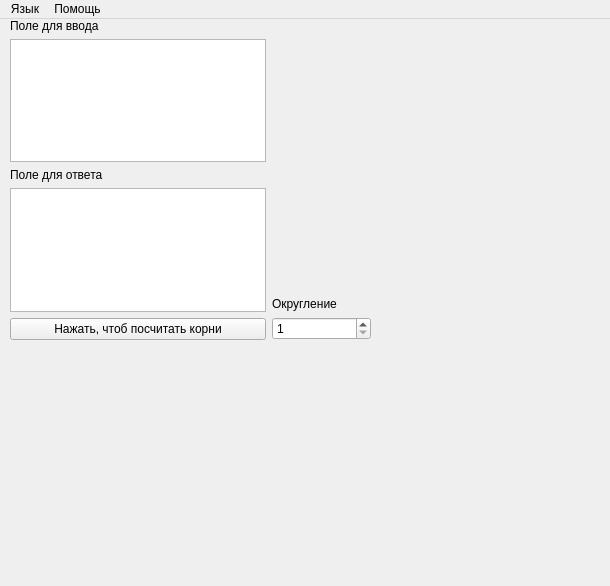
The window that UiCode/formBaseUi.ui (MnT-for-collective-development/SqrtPythonProject) describes before a commit, drawn with Qt 5.
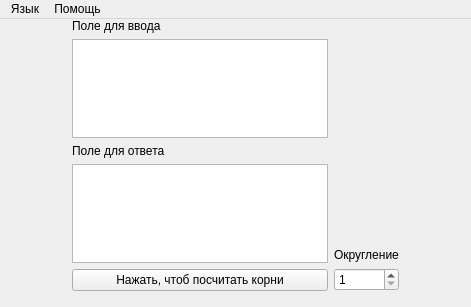
The same window after the commit.

Commit message: design cosmetic changes added

What changed in the file:
```diff
--- a/UiCode/formBaseUi.ui
+++ b/UiCode/formBaseUi.ui
@@ -9,8 +9,8 @@
    <rect>
     <x>0</x>
     <y>0</y>
-    <width>610</width>
-    <height>586</height>
+    <width>471</width>
+    <height>307</height>
    </rect>
   </property>
   <property name="sizePolicy">
@@ -47,12 +47,27 @@
    <widget class="QWidget" name="horizontalLayoutWidget">
     <property name="geometry">
      <rect>
-      <x>10</x>
+      <x>0</x>
       <y>0</y>
-      <width>361</width>
-      <height>321</height>
+      <width>471</width>
+      <height>272</height>
      </rect>
     </property>
+    <layout class="QHBoxLayout" name="horizontalLayout">
+     <item>
+      <spacer name="horizontalSpacer_2">
+       <property name="orientation">
+        <enum>Qt::Horizontal</enum>
+       </property>
+       <property name="sizeHint" stdset="0">
+        <size>
+         <width>40</width>
+         <height>20</height>
+        </size>
+       </property>
+      </spacer>
+     </item>
+     <item>
     <layout class="QFormLayout" name="formLayout">
      <item row="0" column="0">
       <layout class="QVBoxLayout" name="leftBaseLayout">
@@ -143,6 +158,21 @@
       </layout>
      </item>
     </layout>
+     </item>
+     <item>
+      <spacer name="horizontalSpacer">
+       <property name="orientation">
+        <enum>Qt::Horizontal</enum>
+       </property>
+       <property name="sizeHint" stdset="0">
+        <size>
+         <width>40</width>
+         <height>20</height>
+        </size>
+       </property>
+      </spacer>
+     </item>
+    </layout>
    </widget>
   </widget>
   <widget class="QMenuBar" name="menuBar">
@@ -150,7 +180,7 @@
     <rect>
      <x>0</x>
      <y>0</y>
-     <width>610</width>
+     <width>471</width>
      <height>26</height>
     </rect>
    </property>
```
Left out of the diff: 2 changed lines with no effect on the pictures. Lines whose indentation alone changed are shown as unchanged. The commit also changes 2 other files.
